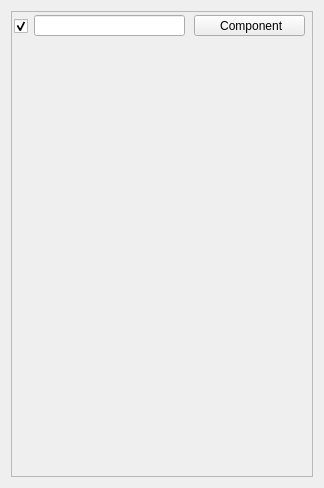
First picture: the form in gameplay-editor/src/PropertiesView.ui, repository gameplay3d/gameplay, before the edit.
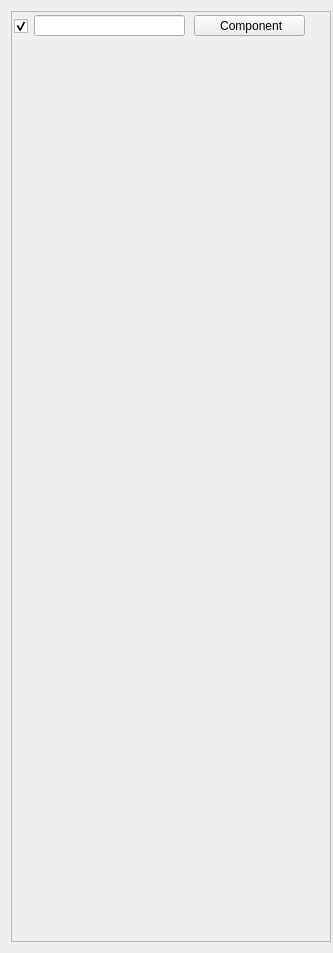
Second picture: the form after the edit. Icons and pictures are not drawn. Custom widgets are drawn as their Qt base class.

Commit message: Fixed GameView resize compositing artifacts. Fixed PropertiesView expandable section layout issues.

Patch:
```diff
--- a/gameplay-editor/src/PropertiesView.ui
+++ b/gameplay-editor/src/PropertiesView.ui
@@ -6,12 +6,12 @@
    <rect>
     <x>0</x>
     <y>0</y>
-    <width>324</width>
-    <height>488</height>
+    <width>333</width>
+    <height>953</height>
    </rect>
   </property>
   <property name="sizePolicy">
-   <sizepolicy hsizetype="Preferred" vsizetype="Preferred">
+   <sizepolicy hsizetype="Preferred" vsizetype="Expanding">
     <horstretch>0</horstretch>
     <verstretch>0</verstretch>
    </sizepolicy>
@@ -26,18 +26,27 @@
    <string>Property Editor</string>
   </property>
   <layout class="QVBoxLayout" name="verticalLayout">
+   <property name="spacing">
+    <number>0</number>
+   </property>
+   <property name="sizeConstraint">
+    <enum>QLayout::SetDefaultConstraint</enum>
+   </property>
+   <property name="rightMargin">
+    <number>4</number>
+   </property>
    <item>
     <widget class="QScrollArea" name="scrollAreaProperties">
      <property name="sizePolicy">
-      <sizepolicy hsizetype="Preferred" vsizetype="Preferred">
+      <sizepolicy hsizetype="Preferred" vsizetype="Expanding">
        <horstretch>0</horstretch>
        <verstretch>0</verstretch>
       </sizepolicy>
      </property>
      <property name="minimumSize">
       <size>
-       <width>300</width>
-       <height>300</height>
+       <width>320</width>
+       <height>330</height>
       </size>
      </property>
      <property name="baseSize">
@@ -46,27 +55,48 @@
        <height>300</height>
       </size>
      </property>
+     <property name="verticalScrollBarPolicy">
+      <enum>Qt::ScrollBarAsNeeded</enum>
+     </property>
+     <property name="sizeAdjustPolicy">
+      <enum>QAbstractScrollArea::AdjustToContents</enum>
+     </property>
      <property name="widgetResizable">
       <bool>true</bool>
      </property>
+     <property name="alignment">
+      <set>Qt::AlignLeading|Qt::AlignLeft|Qt::AlignTop</set>
+     </property>
      <widget class="QWidget" name="scrollAreaWidgetContents">
       <property name="geometry">
        <rect>
         <x>0</x>
         <y>0</y>
-        <width>304</width>
-        <height>468</height>
+        <width>318</width>
+        <height>933</height>
        </rect>
       </property>
+      <property name="sizePolicy">
+       <sizepolicy hsizetype="Preferred" vsizetype="MinimumExpanding">
+        <horstretch>0</horstretch>
+        <verstretch>0</verstretch>
+       </sizepolicy>
+      </property>
       <widget class="QWidget" name="propertiesObject" native="true">
        <property name="geometry">
         <rect>
          <x>-8</x>
          <y>-7</y>
-         <width>311</width>
+         <width>320</width>
          <height>41</height>
         </rect>
        </property>
+       <property name="sizePolicy">
+        <sizepolicy hsizetype="Preferred" vsizetype="Fixed">
+         <horstretch>0</horstretch>
+         <verstretch>0</verstretch>
+        </sizepolicy>
+       </property>
        <widget class="QPushButton" name="pushButtonAttachComponent">
         <property name="geometry">
          <rect>
@@ -129,39 +159,94 @@
         </property>
        </widget>
       </widget>
-      <widget class="QWidget" name="propertyEditors" native="true">
+      <widget class="QWidget" name="propertySections" native="true">
        <property name="geometry">
         <rect>
          <x>0</x>
-         <y>200</y>
+         <y>30</y>
          <width>301</width>
-         <height>261</height>
+         <height>911</height>
         </rect>
        </property>
-       <layout class="QVBoxLayout" name="verticalLayout_3">
-        <property name="leftMargin">
-         <number>0</number>
-        </property>
-        <property name="topMargin">
-         <number>0</number>
-        </property>
-        <property name="rightMargin">
-         <number>0</number>
-        </property>
-        <property name="bottomMargin">
-         <number>0</number>
-        </property>
-       </layout>
-      </widget>
-      <widget class="PropertiesTransform" name="propertiesTransform" native="true">
-       <property name="geometry">
-        <rect>
-         <x>0</x>
-         <y>40</y>
-         <width>301</width>
-         <height>160</height>
-        </rect>
+       <property name="sizePolicy">
+        <sizepolicy hsizetype="Preferred" vsizetype="MinimumExpanding">
+         <horstretch>0</horstretch>
+         <verstretch>0</verstretch>
+        </sizepolicy>
        </property>
+       <widget class="QWidget" name="layoutWidget">
+        <property name="geometry">
+         <rect>
+          <x>0</x>
+          <y>9</y>
+          <width>301</width>
+          <height>891</height>
+         </rect>
+        </property>
+        <layout class="QVBoxLayout" name="verticalLayout_2">
+         <property name="spacing">
+          <number>0</number>
+         </property>
+         <property name="sizeConstraint">
+          <enum>QLayout::SetDefaultConstraint</enum>
+         </property>
+         <item>
+          <widget class="PropertiesTransform" name="propertiesTransform" native="true">
+           <property name="sizePolicy">
+            <sizepolicy hsizetype="Preferred" vsizetype="MinimumExpanding">
+             <horstretch>0</horstretch>
+             <verstretch>0</verstretch>
+            </sizepolicy>
+           </property>
+           <property name="minimumSize">
+            <size>
+             <width>0</width>
+             <height>26</height>
+            </size>
+           </property>
+           <property name="maximumSize">
+            <size>
+             <width>16777215</width>
+             <height>160</height>
+            </size>
+           </property>
+          </widget>
+         </item>
+         <item>
+          <widget class="QWidget" name="propertyEditors" native="true">
+           <property name="sizePolicy">
+            <sizepolicy hsizetype="Preferred" vsizetype="Expanding">
+             <horstretch>0</horstretch>
+             <verstretch>0</verstretch>
+            </sizepolicy>
+           </property>
+           <property name="maximumSize">
+            <size>
+             <width>16777215</width>
+             <height>16777211</height>
+            </size>
+           </property>
+           <layout class="QVBoxLayout" name="verticalLayout_3">
+            <property name="sizeConstraint">
+             <enum>QLayout::SetDefaultConstraint</enum>
+            </property>
+            <property name="leftMargin">
+             <number>0</number>
+            </property>
+            <property name="topMargin">
+             <number>0</number>
+            </property>
+            <property name="rightMargin">
+             <number>0</number>
+            </property>
+            <property name="bottomMargin">
+             <number>0</number>
+            </property>
+           </layout>
+          </widget>
+         </item>
+        </layout>
+       </widget>
       </widget>
      </widget>
     </widget>
```
Left out of the diff: 4 changed lines with no effect on the pictures. The commit also changes 10 other files.
